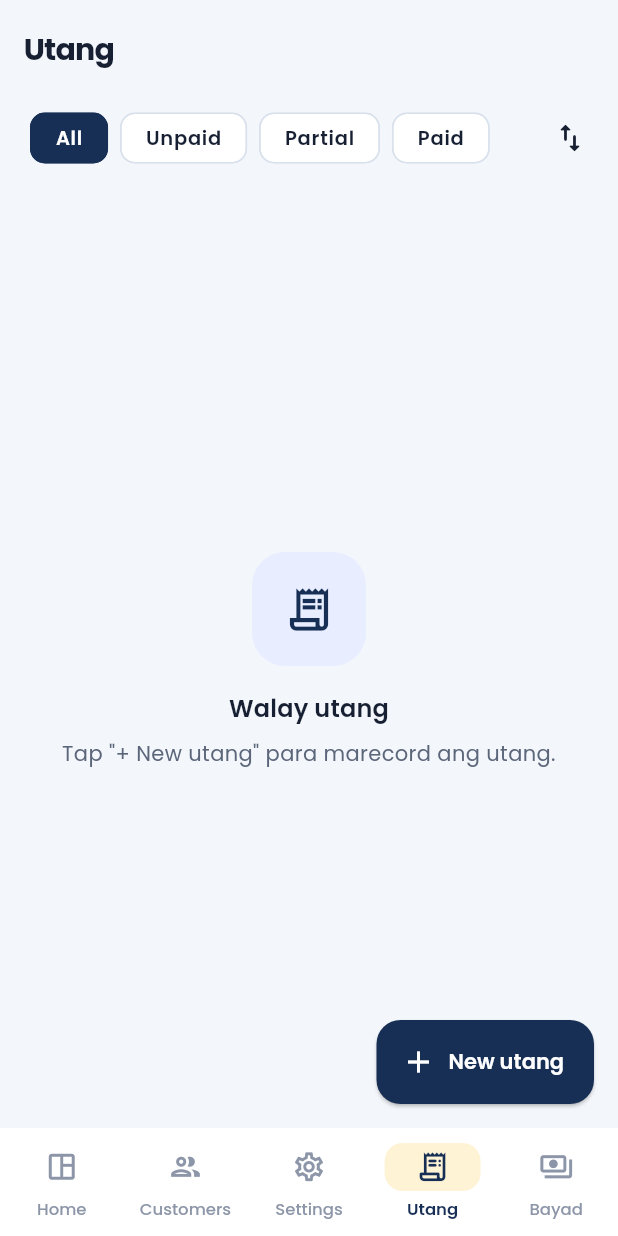
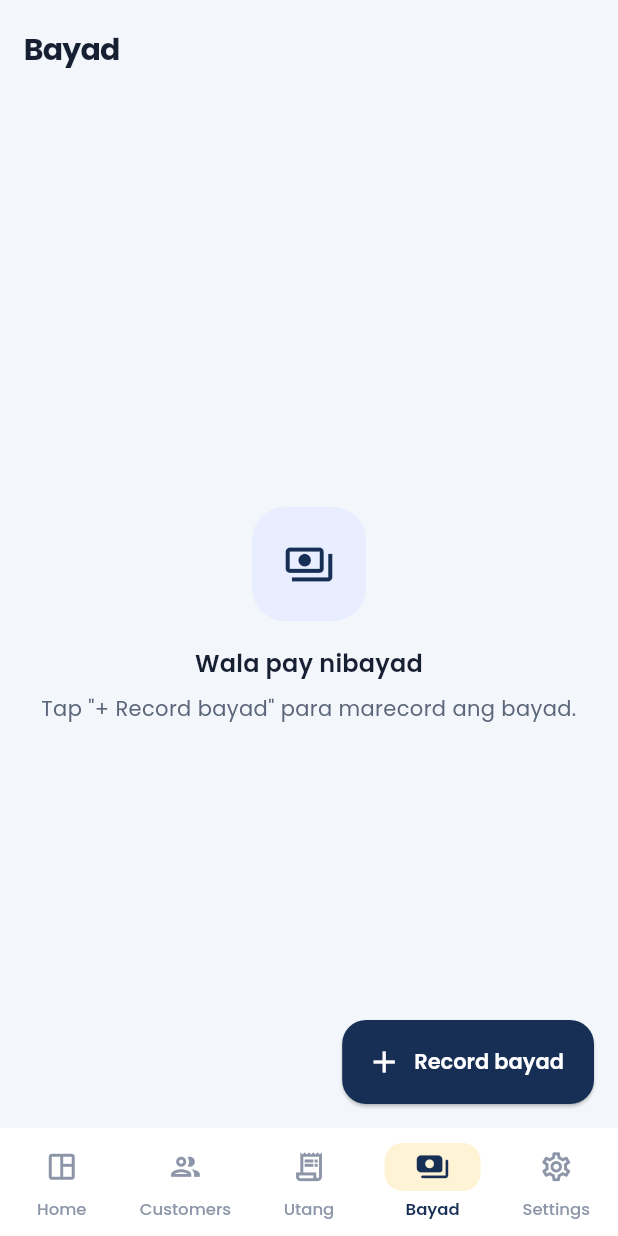
Before and after one commit to alduanemirasol/utang_tracker, a Flutter app: the screen it shows after launch, item 4 of the bottom bar chosen, on a phone screen of 412 x 824 dp. Run offline on Flutter 3.47's test engine with Material 3 defaults, Android fonts, the phone set to English and light mode, and no system bars; our stand-ins replace drift, drift_flutter, equatable, flutter_riverpod, go_router, package_info_plus and 2 more; missing offline and left inert: sqlite3; accounts and stored records are empty; generated files the repository leaves out were written again; network calls fail.

Commit message:
fix: move Settings tab to last position in nav bar

```diff
--- a/lib/core/router/app_router.dart
+++ b/lib/core/router/app_router.dart
@@ -13,6 +13,7 @@ import 'package:utang_tracker/features/debts/presentation/pages/debts_list_page.
 import 'package:utang_tracker/features/payments/presentation/pages/payments_list_page.dart';
 import 'package:utang_tracker/features/payments/presentation/pages/record_payment_page.dart';
 import 'package:utang_tracker/features/updater/presentation/pages/about_page.dart';
+
 final rootNavigatorKey = GlobalKey<NavigatorState>();
 GoRouter createAppRouter() {
   return GoRouter(
@@ -24,14 +25,6 @@ GoRouter createAppRouter() {
           return AppShell(navigationShell: navigationShell);
         },
         branches: [
-          StatefulShellBranch(
-            routes: [
-              GoRoute(
-                path: '/settings',
-                builder: (context, state) => const SettingsPage(),
-              ),
-            ],
-          ),
           StatefulShellBranch(
             routes: [
               GoRoute(
@@ -128,6 +121,14 @@ GoRouter createAppRouter() {
               ),
             ],
           ),
+          StatefulShellBranch(
+            routes: [
+              GoRoute(
+                path: '/settings',
+                builder: (context, state) => const SettingsPage(),
+              ),
+            ],
+          ),
         ],
       ),
       GoRoute(
--- a/lib/core/router/app_shell.dart
+++ b/lib/core/router/app_shell.dart
@@ -1,6 +1,7 @@
 import 'package:flutter/material.dart';
 import 'package:go_router/go_router.dart';
 import 'package:utang_tracker/core/theme/app_colors.dart';
+
 class AppShell extends StatelessWidget {
   const AppShell({super.key, required this.navigationShell});
   final StatefulNavigationShell navigationShell;
@@ -10,6 +11,7 @@ class AppShell extends StatelessWidget {
       initialLocation: index == navigationShell.currentIndex,
     );
   }
+
   @override
   Widget build(BuildContext context) {
     return Scaffold(
@@ -37,11 +39,6 @@ class AppShell extends StatelessWidget {
                 label: 'Customers',
               ),
               NavigationDestination(
-                icon: Icon(Icons.settings_outlined),
-                selectedIcon: Icon(Icons.settings_rounded),
-                label: 'Settings',
-              ),
-              NavigationDestination(
                 icon: Icon(Icons.receipt_long_outlined),
                 selectedIcon: Icon(Icons.receipt_long_rounded),
                 label: 'Utang',
@@ -51,6 +48,11 @@ class AppShell extends StatelessWidget {
                 selectedIcon: Icon(Icons.payments_rounded),
                 label: 'Bayad',
               ),
+              NavigationDestination(
+                icon: Icon(Icons.settings_outlined),
+                selectedIcon: Icon(Icons.settings_rounded),
+                label: 'Settings',
+              ),
             ],
           ),
         ),
```
